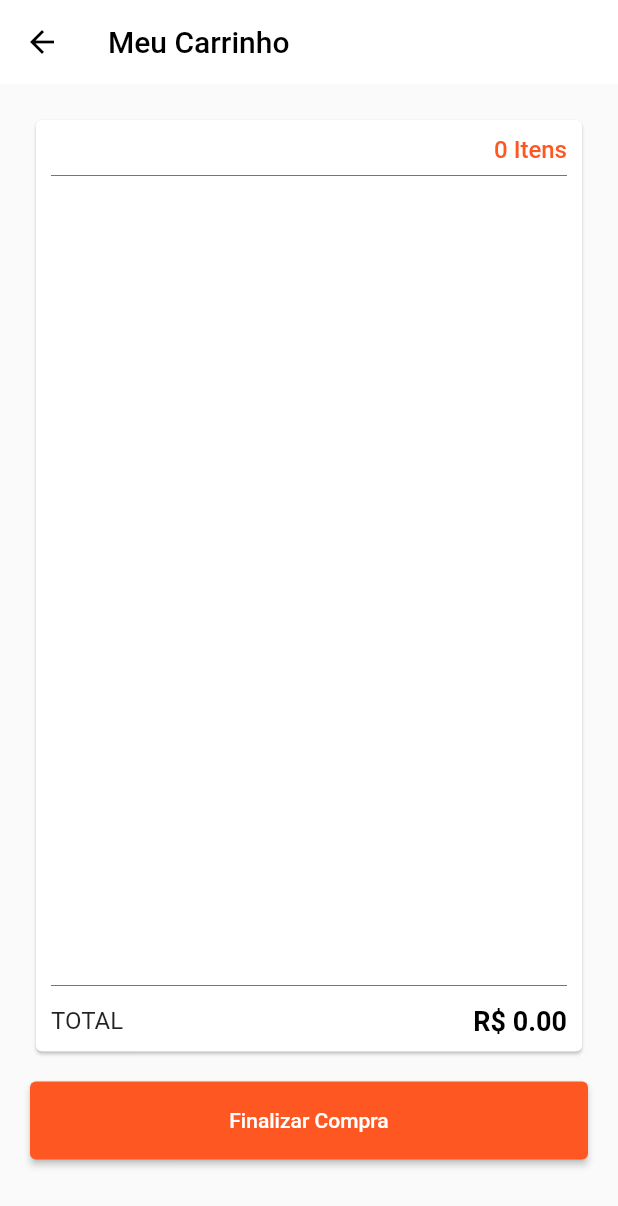
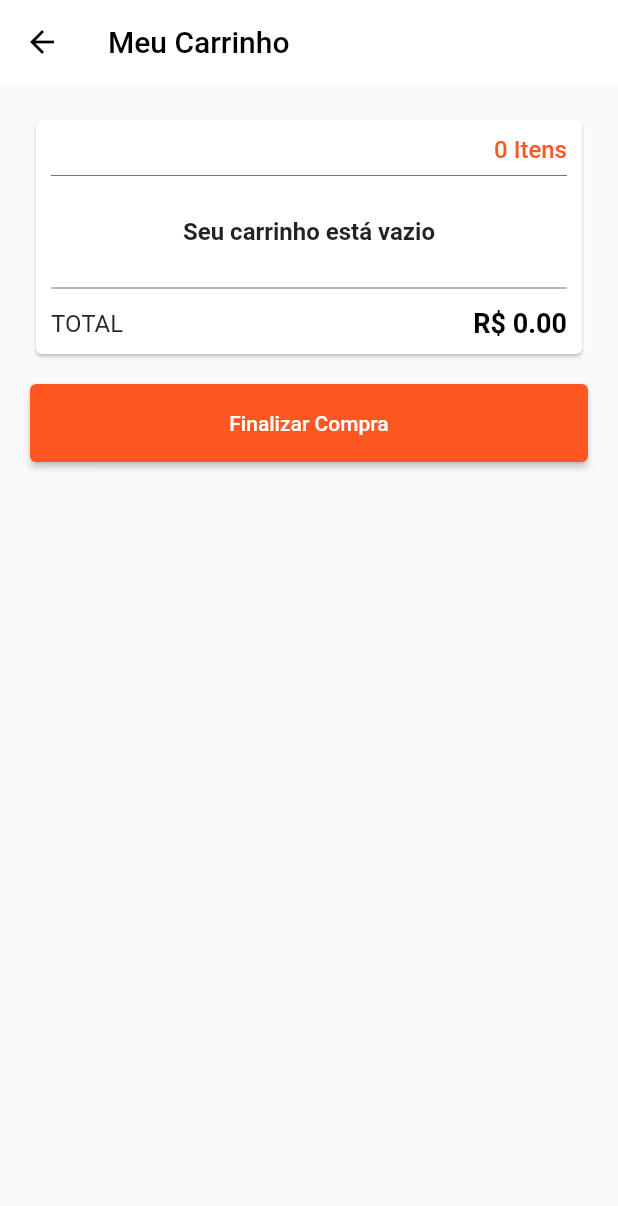
Before and after one commit to hakkinenT/flutter_book_store_with_mobx, a Flutter app: the BookCartPage screen opened directly, on a phone screen of 412 x 824 dp. Shown: the top 1206 px of the screen. Run offline on Flutter 3.47's test engine with Material 2 defaults, Android fonts, the phone set to English and light mode, and no system bars; our stand-ins replace flutter_mobx, mobx; generated files the repository leaves out were written again; network calls fail.

Commit message:
Ajustes concluidos

```diff
--- a/lib/pages/book_cart_page.dart
+++ b/lib/pages/book_cart_page.dart
@@ -155,21 +155,30 @@ class BookCartList extends StatelessWidget {
 
   @override
   Widget build(BuildContext context) {
+    return Observer(
+      builder: (_) {
+        if (cartController.cartTotalItems == 0) {
           return Container(
-      constraints: BoxConstraints(
-          minHeight: 180, maxHeight: MediaQuery.of(context).size.height - 300),
-      child: Observer(
-        builder: (_) {
+            margin: const EdgeInsets.only(top: 20, bottom: 20),
+            child: const Center(
+              child: Text(
+                "Seu carrinho está vazio",
+                style: TextStyle(fontSize: 16, fontWeight: FontWeight.bold),
+              ),
+            ),
+          );
+        }
         return ListView.separated(
             primary: false,
+            shrinkWrap: true,
             itemCount: cartController.cart.length,
             separatorBuilder: (context, index) => const Divider(),
             itemBuilder: (context, index) {
               final cartItem = cartController.cart[index];
+
               return BookCartItem(bookItem: cartItem);
             });
       },
-      ),
     );
   }
 }
```
Lines whose indentation alone changed are shown as unchanged.
